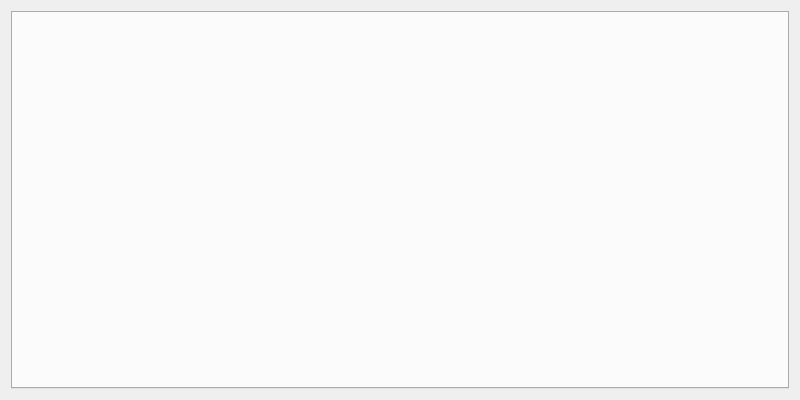
This is randovania/gui/mainwindow.ui in randovania/randovania as Qt 5 draws it before an edit. The edited form follows.
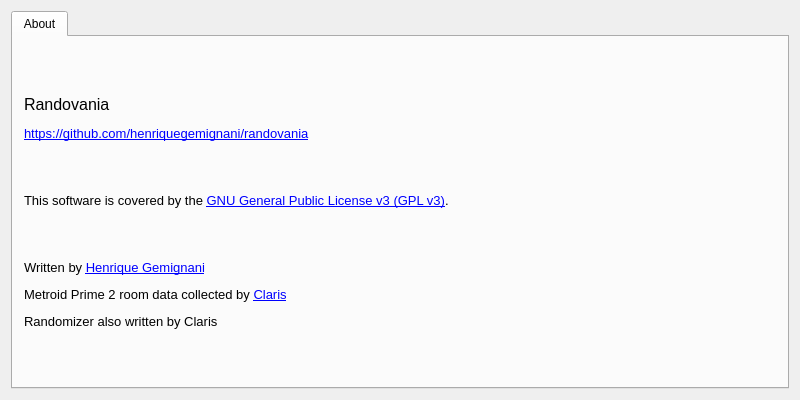
This is the edited form.

```diff
--- a/randovania/gui/mainwindow.ui
+++ b/randovania/gui/mainwindow.ui
@@ -32,6 +32,20 @@
       <property name="currentIndex">
        <number>-1</number>
       </property>
+      <widget class="QWidget" name="tab">
+       <attribute name="title">
+        <string>About</string>
+       </attribute>
+       <layout class="QGridLayout" name="gridLayout_2">
+        <item row="0" column="0">
+         <widget class="QLabel" name="label">
+          <property name="text">
+           <string>&lt;html&gt;&lt;head/&gt;&lt;body&gt;&lt;p&gt;&lt;span style=&quot; font-size:12pt;&quot;&gt;Randovania&lt;/span&gt;&lt;/p&gt;&lt;p&gt;&lt;a href=&quot;https://github.com/henriquegemignani/randovania&quot;&gt;&lt;span style=&quot; font-size:10pt; text-decoration: underline; color:#0000ff;&quot;&gt;https://github.com/henriquegemignani/randovania&lt;/span&gt;&lt;/a&gt;&lt;/p&gt;&lt;p&gt;&lt;br/&gt;&lt;/p&gt;&lt;p&gt;&lt;span style=&quot; font-size:10pt;&quot;&gt;This software is covered by the &lt;/span&gt;&lt;a href=&quot;https://www.gnu.org/licenses/gpl-3.0.en.html&quot;&gt;&lt;span style=&quot; font-size:10pt; text-decoration: underline; color:#0000ff;&quot;&gt;GNU General Public License v3 (GPL v3)&lt;/span&gt;&lt;/a&gt;&lt;span style=&quot; font-size:10pt;&quot;&gt;.&lt;/span&gt;&lt;/p&gt;&lt;p&gt;&lt;br/&gt;&lt;/p&gt;&lt;p&gt;&lt;span style=&quot; font-size:10pt;&quot;&gt;Written by &lt;/span&gt;&lt;a href=&quot;https://github.com/henriquegemignani/&quot;&gt;&lt;span style=&quot; font-size:10pt; text-decoration: underline; color:#0000ff;&quot;&gt;Henrique Gemignani&lt;/span&gt;&lt;/a&gt;&lt;/p&gt;&lt;p&gt;&lt;span style=&quot; font-size:10pt;&quot;&gt;Metroid Prime 2 room data collected by &lt;/span&gt;&lt;a href=&quot;https://twitter.com/ClarisRobyn&quot;&gt;&lt;span style=&quot; font-size:10pt; text-decoration: underline; color:#0000ff;&quot;&gt;Claris&lt;/span&gt;&lt;/a&gt;&lt;/p&gt;&lt;p&gt;&lt;span style=&quot; font-size:10pt;&quot;&gt;Randomizer also written by Claris&lt;/span&gt;&lt;/p&gt;&lt;/body&gt;&lt;/html&gt;</string>
+          </property>
+         </widget>
+        </item>
+       </layout>
+      </widget>
      </widget>
     </item>
    </layout>
```
Left out of the diff: 2 changed lines with no effect on the pictures.
